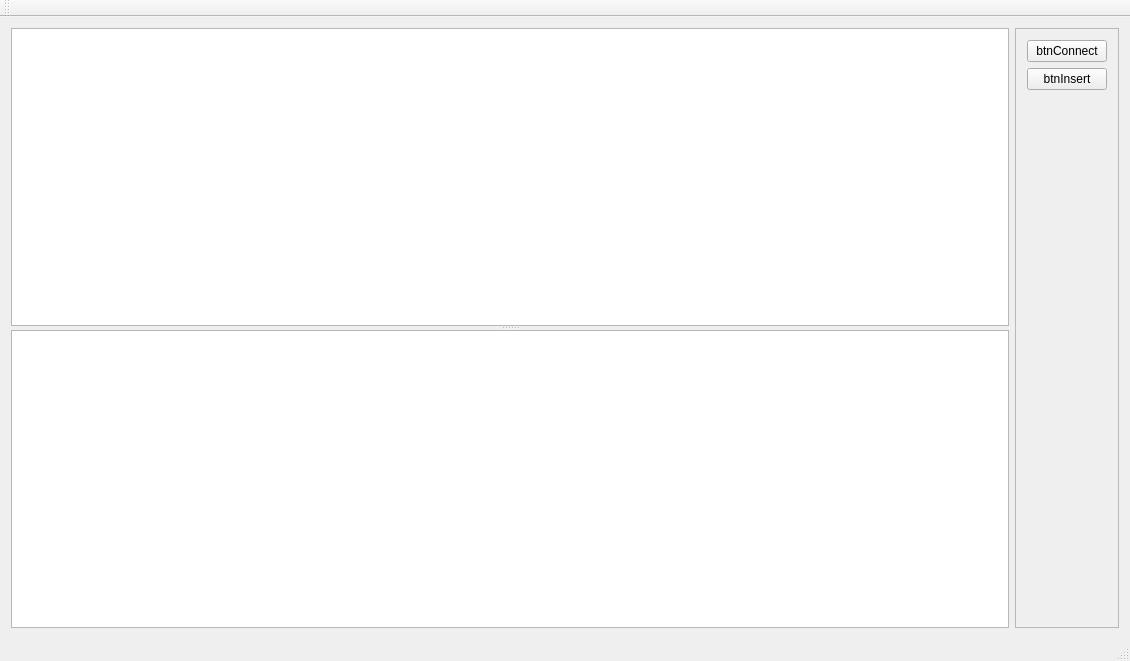
This is Assumption/DataApp/DataApp.ui in adeccscholar/GeoData as Qt 5 draws it before an edit. The edited form follows.
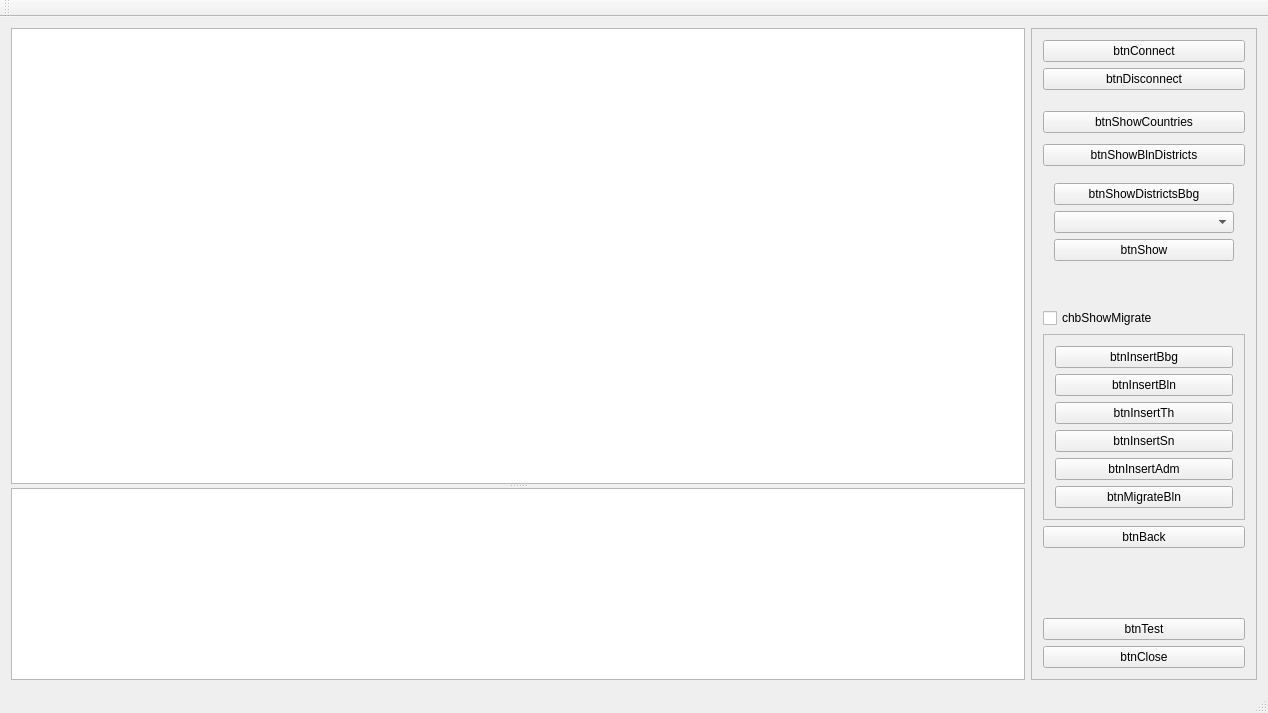
This is the edited form.

```diff
--- a/Assumption/DataApp/DataApp.ui
+++ b/Assumption/DataApp/DataApp.ui
@@ -6,8 +6,8 @@
    <rect>
     <x>0</x>
     <y>0</y>
-    <width>1130</width>
-    <height>661</height>
+    <width>1268</width>
+    <height>713</height>
    </rect>
   </property>
   <property name="windowTitle">
@@ -26,8 +26,33 @@
       <property name="orientation">
        <enum>Qt::Vertical</enum>
       </property>
-      <widget class="QTableWidget" name="tblOutput"/>
-      <widget class="QTextEdit" name="txtError"/>
+      <widget class="QTableWidget" name="tblOutput">
+       <property name="sizePolicy">
+        <sizepolicy hsizetype="Expanding" vsizetype="Expanding">
+         <horstretch>0</horstretch>
+         <verstretch>2</verstretch>
+        </sizepolicy>
+       </property>
+       <property name="styleSheet">
+        <string notr="true"/>
+       </property>
+       <property name="selectionMode">
+        <enum>QAbstractItemView::NoSelection</enum>
+       </property>
+      </widget>
+      <widget class="QTextEdit" name="txtError">
+       <property name="sizePolicy">
+        <sizepolicy hsizetype="Expanding" vsizetype="Expanding">
+         <horstretch>0</horstretch>
+         <verstretch>0</verstretch>
+        </sizepolicy>
+       </property>
+       <property name="font">
+        <font>
+         <family>Courier New</family>
+        </font>
+       </property>
+      </widget>
      </widget>
     </item>
     <item>
@@ -55,7 +80,212 @@
        <item>
         <widget class="QPushButton" name="btnInsert">
          <property name="text">
-          <string>btnInsert</string>
+          <string>btnDisconnect</string>
+         </property>
+        </widget>
+       </item>
+       <item>
+        <spacer name="verticalSpacer_3">
+         <property name="orientation">
+          <enum>Qt::Vertical</enum>
+         </property>
+         <property name="sizeType">
+          <enum>QSizePolicy::Fixed</enum>
+         </property>
+         <property name="sizeHint" stdset="0">
+          <size>
+           <width>20</width>
+           <height>15</height>
+          </size>
+         </property>
+        </spacer>
+       </item>
+       <item>
+        <widget class="QPushButton" name="btnShowCountries">
+         <property name="text">
+          <string>btnShowCountries</string>
+         </property>
+        </widget>
+       </item>
+       <item>
+        <spacer name="verticalSpacer_4">
+         <property name="orientation">
+          <enum>Qt::Vertical</enum>
+         </property>
+         <property name="sizeType">
+          <enum>QSizePolicy::Fixed</enum>
+         </property>
+         <property name="sizeHint" stdset="0">
+          <size>
+           <width>20</width>
+           <height>5</height>
+          </size>
+         </property>
+        </spacer>
+       </item>
+       <item>
+        <widget class="QPushButton" name="btnShowBlnDistricts">
+         <property name="text">
+          <string>btnShowBlnDistricts</string>
+         </property>
+        </widget>
+       </item>
+       <item>
+        <widget class="QFrame" name="frame_2">
+         <property name="sizePolicy">
+          <sizepolicy hsizetype="Preferred" vsizetype="Preferred">
+           <horstretch>0</horstretch>
+           <verstretch>0</verstretch>
+          </sizepolicy>
+         </property>
+         <property name="minimumSize">
+          <size>
+           <width>0</width>
+           <height>0</height>
+          </size>
+         </property>
+         <property name="frameShape">
+          <enum>QFrame::NoFrame</enum>
+         </property>
+         <property name="frameShadow">
+          <enum>QFrame::Raised</enum>
+         </property>
+         <property name="lineWidth">
+          <number>0</number>
+         </property>
+         <property name="midLineWidth">
+          <number>0</number>
+         </property>
+         <layout class="QVBoxLayout" name="verticalLayout_2">
+          <item>
+           <widget class="QPushButton" name="btnShowDistrictsBbg">
+            <property name="text">
+             <string>btnShowDistrictsBbg</string>
+            </property>
+           </widget>
+          </item>
+          <item>
+           <widget class="QComboBox" name="cbxDistrictsBbg">
+            <property name="sizePolicy">
+             <sizepolicy hsizetype="Preferred" vsizetype="Preferred">
+              <horstretch>0</horstretch>
+              <verstretch>0</verstretch>
+             </sizepolicy>
+            </property>
+            <property name="minimumSize">
+             <size>
+              <width>180</width>
+              <height>0</height>
+             </size>
+            </property>
+           </widget>
+          </item>
+          <item>
+           <widget class="QPushButton" name="btnShow">
+            <property name="text">
+             <string>btnShow</string>
+            </property>
+           </widget>
+          </item>
+         </layout>
+        </widget>
+       </item>
+       <item>
+        <spacer name="verticalSpacer_2">
+         <property name="orientation">
+          <enum>Qt::Vertical</enum>
+         </property>
+         <property name="sizeType">
+          <enum>QSizePolicy::Fixed</enum>
+         </property>
+         <property name="sizeHint" stdset="0">
+          <size>
+           <width>20</width>
+           <height>30</height>
+          </size>
+         </property>
+        </spacer>
+       </item>
+       <item>
+        <widget class="QCheckBox" name="chbShowMigrate">
+         <property name="text">
+          <string>chbShowMigrate</string>
+         </property>
+        </widget>
+       </item>
+       <item>
+        <widget class="QFrame" name="frmMigrate">
+         <property name="enabled">
+          <bool>true</bool>
+         </property>
+         <property name="sizePolicy">
+          <sizepolicy hsizetype="Preferred" vsizetype="Preferred">
+           <horstretch>0</horstretch>
+           <verstretch>0</verstretch>
+          </sizepolicy>
+         </property>
+         <property name="minimumSize">
+          <size>
+           <width>0</width>
+           <height>50</height>
+          </size>
+         </property>
+         <property name="frameShape">
+          <enum>QFrame::StyledPanel</enum>
+         </property>
+         <property name="frameShadow">
+          <enum>QFrame::Raised</enum>
+         </property>
+         <layout class="QVBoxLayout" name="verticalLayout_3">
+          <item>
+           <widget class="QPushButton" name="btnInsertBbg">
+            <property name="text">
+             <string>btnInsertBbg</string>
+            </property>
+           </widget>
+          </item>
+          <item>
+           <widget class="QPushButton" name="btnInsertBln">
+            <property name="text">
+             <string>btnInsertBln</string>
+            </property>
+           </widget>
+          </item>
+          <item>
+           <widget class="QPushButton" name="btnInsertTh">
+            <property name="text">
+             <string>btnInsertTh</string>
+            </property>
+           </widget>
+          </item>
+          <item>
+           <widget class="QPushButton" name="btnInsertSn">
+            <property name="text">
+             <string>btnInsertSn</string>
+            </property>
+           </widget>
+          </item>
+          <item>
+           <widget class="QPushButton" name="btnInsertAdm">
+            <property name="text">
+             <string>btnInsertAdm</string>
+            </property>
+           </widget>
+          </item>
+          <item>
+           <widget class="QPushButton" name="btnMigrateBln">
+            <property name="text">
+             <string>btnMigrateBln</string>
+            </property>
+           </widget>
+          </item>
+         </layout>
+        </widget>
+       </item>
+       <item>
+        <widget class="QPushButton" name="btnBack">
+         <property name="text">
+          <string>btnBack</string>
          </property>
         </widget>
        </item>
@@ -72,6 +302,20 @@
          </property>
         </spacer>
        </item>
+       <item>
+        <widget class="QPushButton" name="btnTest">
+         <property name="text">
+          <string>btnTest</string>
+         </property>
+        </widget>
+       </item>
+       <item>
+        <widget class="QPushButton" name="btnClose">
+         <property name="text">
+          <string>btnClose</string>
+         </property>
+        </widget>
+       </item>
       </layout>
      </widget>
     </item>
```
Left out of the diff: 6 changed lines with no effect on the pictures.
